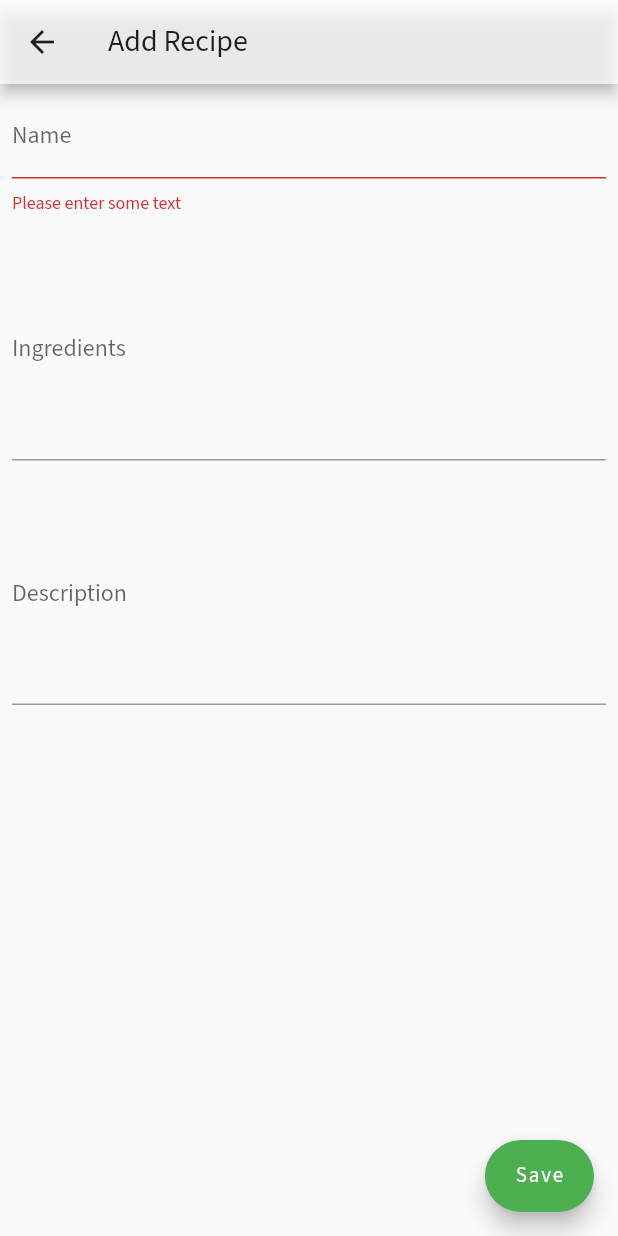
After one commit to terryx/food_source, a Flutter app: the AddFoodView screen opened by its route, after a tap on "Save", on a phone screen of 412 x 824 dp. The commit adds this screen. Run offline on Flutter 3.47's test engine with Material 2 defaults, Android fonts, the phone set to English and light mode, and no system bars; our stand-ins replace flutter_hooks, hooks_riverpod, riverpod; generated files the repository leaves out were written again.

Commit message:
Refactor recipe form

```diff
--- a/lib/controller/recipe.dart
+++ b/lib/controller/recipe.dart
@@ -99,7 +99,11 @@ class RecipeSearchState extends StateNotifier<List<Recipe>> {
       : super(initialRecipes ?? []);
 
   void filter(String v) {
-    state = state.where((element) => element.name.contains(v)).toList();
+    final sanitised = v.toLowerCase();
+
+    state = state
+        .where((element) => element.name.toLowerCase().contains(sanitised))
+        .toList();
   }
 
   void restore(List<Recipe> r) {
--- a/lib/l10n/intl_en.arb
+++ b/lib/l10n/intl_en.arb
@@ -6,6 +6,22 @@
   },
   "tagline": "Healthy body start with healthy food",
   "addFood": "Add Recipe",
+  "editFood": "Edit Recipe",
+  "recipeName": "Name",
+  "@recipeName": {
+    "description": "Capitalise recipe Name",
+    "type": "text"
+  },
+  "recipeIngr": "Ingredients",
+  "@recipeIngr": {
+    "description": "Capitalise recipe Ingredients",
+    "type": "text"
+  },
+  "recipeDesc": "Description",
+  "@recipeDesc": {
+    "description": "Capitalise recipe Description",
+    "type": "text"
+  },
   "save": "Save",
   "requiredText": "Please enter some text",
   "@requiredText": {
--- a/lib/theme.dart
+++ b/lib/theme.dart
@@ -29,5 +29,10 @@ ThemeData lightTheme() {
     floatingActionButtonTheme: FloatingActionButtonThemeData(
       backgroundColor: Colors.green[600],
     ),
+    pageTransitionsTheme: const PageTransitionsTheme(
+      builders: {
+        TargetPlatform.android: CupertinoPageTransitionsBuilder(),
+      },
+    ),
   );
 }
--- /dev/null
+++ b/lib/widget/recipe_form.dart
@@ -0,0 +1,79 @@
+import 'package:flutter/material.dart';
+import 'package:food_source/localization.dart';
+
+class RecipeForm extends StatelessWidget {
+  const RecipeForm({
+    Key? key,
+    required Key formKey,
+    required this.nameController,
+    required this.ingrController,
+    required this.descController,
+  })  : _formKey = formKey,
+        super(key: key);
+
+  final Key _formKey;
+  static const textNameKey = Key('Name');
+  static const textIngrKey = Key('Ingredients');
+  static const textDescKey = Key('Description');
+
+  final TextEditingController nameController;
+  final TextEditingController ingrController;
+  final TextEditingController descController;
+
+  @override
+  Widget build(BuildContext context) {
+    return SingleChildScrollView(
+      child: Form(
+        key: _formKey,
+        child: Column(
+          crossAxisAlignment: CrossAxisAlignment.start,
+          children: <Widget>[
+            Padding(
+              padding: const EdgeInsets.all(8.0),
+              child: TextFormField(
+                key: textNameKey,
+                controller: nameController,
+                decoration: InputDecoration(
+                  border: const UnderlineInputBorder(),
+                  labelText: Lz.of(context)!.recipeName,
+                ),
+                validator: (value) {
+                  if (value == null || value.isEmpty) {
+                    return Lz.of(context)!.requiredText;
+                  }
+                  return null;
+                },
+              ),
+            ),
+            Padding(
+              padding: const EdgeInsets.all(8.0),
+              child: TextFormField(
+                key: textIngrKey,
+                controller: ingrController,
+                minLines: 5,
+                maxLines: 10,
+                decoration: InputDecoration(
+                  border: const UnderlineInputBorder(),
+                  labelText: Lz.of(context)!.recipeIngr,
+                ),
+              ),
+            ),
+            Padding(
+              padding: const EdgeInsets.all(8.0),
+              child: TextFormField(
+                key: textDescKey,
+                controller: descController,
+                minLines: 5,
+                maxLines: 10,
+                decoration: InputDecoration(
+                  border: const UnderlineInputBorder(),
+                  labelText: Lz.of(context)!.recipeDesc,
+                ),
+              ),
+            )
+          ],
+        ),
+      ),
+    );
+  }
+}
--- a/pubspec.yaml
+++ b/pubspec.yaml
@@ -48,7 +48,7 @@ dev_dependencies:
   # package. See that file for information about deactivating specific lint
   # rules and activating additional ones.
   flutter_lints: ^1.0.0
-  mockito: ^5.1.0
+  faker: ^2.0.0
 
 # For information on the generic Dart part of this file, see the
 # following page: https://dart.dev/tools/pub/pubspec
```
Also changed, not shown: lib/view/add_food.dart (+10 -54 lines), lib/view/edit_food.dart (+7 -51 lines), lib/generated/intl/messages_en.dart, lib/generated/l10n.dart, pubspec.lock, 5 other files.
